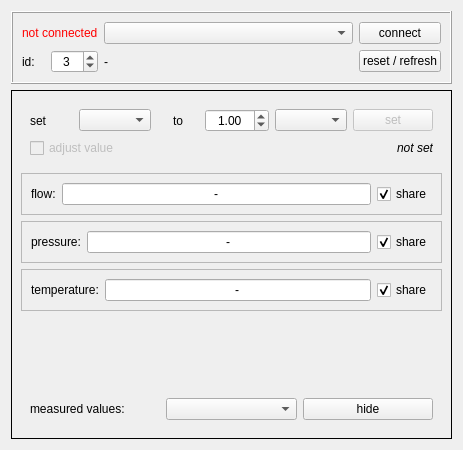
Qt form elflowwindow.ui (bchjoerni/mlab) before a commit.
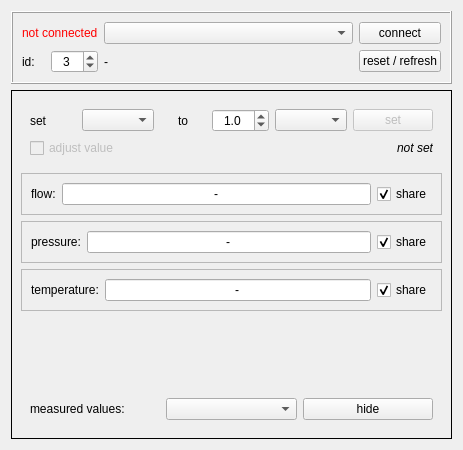
The same form after that commit.

Diff of the .ui file:
```diff
--- a/elflowwindow.ui
+++ b/elflowwindow.ui
@@ -130,10 +130,10 @@
             <set>Qt::AlignCenter</set>
            </property>
            <property name="decimals">
-            <number>2</number>
+            <number>1</number>
            </property>
            <property name="maximum">
-            <double>999.990000000000009</double>
+            <double>999.000000000000000</double>
            </property>
            <property name="value">
             <double>1.000000000000000</double>
```
